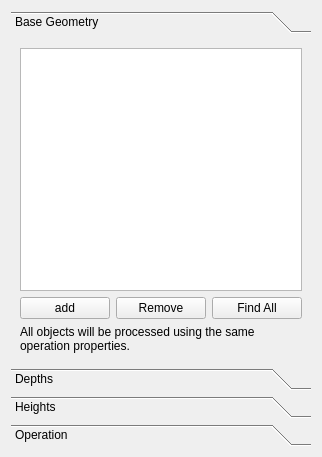
Before: the Qt Designer form src/Mod/Path/Gui/Resources/panels/DrillingEdit.ui in berndhahnebach/All_FreeCAD, drawn with Qt 5.
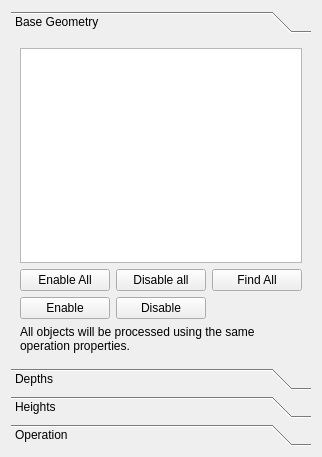
After: the same form once the commit is applied. The open tabs and pages were chosen to show the change. Icons and pictures are not drawn. Custom widgets are drawn as their Qt base class.

```diff
--- a/src/Mod/Path/Gui/Resources/panels/DrillingEdit.ui
+++ b/src/Mod/Path/Gui/Resources/panels/DrillingEdit.ui
@@ -46,19 +46,7 @@
       </attribute>
       <layout class="QGridLayout" name="gridLayout_2">
        <item row="0" column="0" colspan="3">
-        <widget class="QListWidget" name="baseList">
-         <property name="toolTip">
-          <string>Drag to reorder, then update.</string>
-         </property>
-         <property name="dragDropMode">
-          <enum>QAbstractItemView::DragDrop</enum>
-         </property>
-         <property name="defaultDropAction">
-          <enum>Qt::MoveAction</enum>
-         </property>
-         <property name="sortingEnabled">
-          <bool>false</bool>
-         </property>
+        <widget class="QTableWidget" name="baseList">
         </widget>
        </item>
        <item row="1" column="0">
@@ -67,7 +55,7 @@
           <string>Add item selected in window.</string>
          </property>
          <property name="text">
-          <string>add</string>
+          <string>Enable All</string>
          </property>
         </widget>
        </item>
@@ -77,7 +65,7 @@
           <string>Remove Item selected in list, then update.</string>
          </property>
          <property name="text">
-          <string>Remove</string>
+          <string>Disable all</string>
          </property>
         </widget>
        </item>
@@ -91,7 +79,27 @@
          </property>
         </widget>
        </item>
-       <item row="2" column="0" colspan="3">
+       <item row="2" column="0">
+        <widget class="QPushButton" name="uiEnableSelected">
+         <property name="toolTip">
+          <string>Enable selected items in the list</string>
+         </property>
+         <property name="text">
+          <string>Enable</string>
+         </property>
+        </widget>
+       </item>
+       <item row="2" column="1">
+        <widget class="QPushButton" name="uiDisableSelected">
+         <property name="toolTip">
+          <string>Disable selected items in the list.</string>
+         </property>
+         <property name="text">
+          <string>Disable</string>
+         </property>
+        </widget>
+       </item>
+       <item row="3" column="0" colspan="3">
         <widget class="QLabel" name="label">
          <property name="text">
           <string>All objects will be processed using the same operation properties.</string>
```
Left out of the diff: 8 changed lines with no effect on the pictures.
